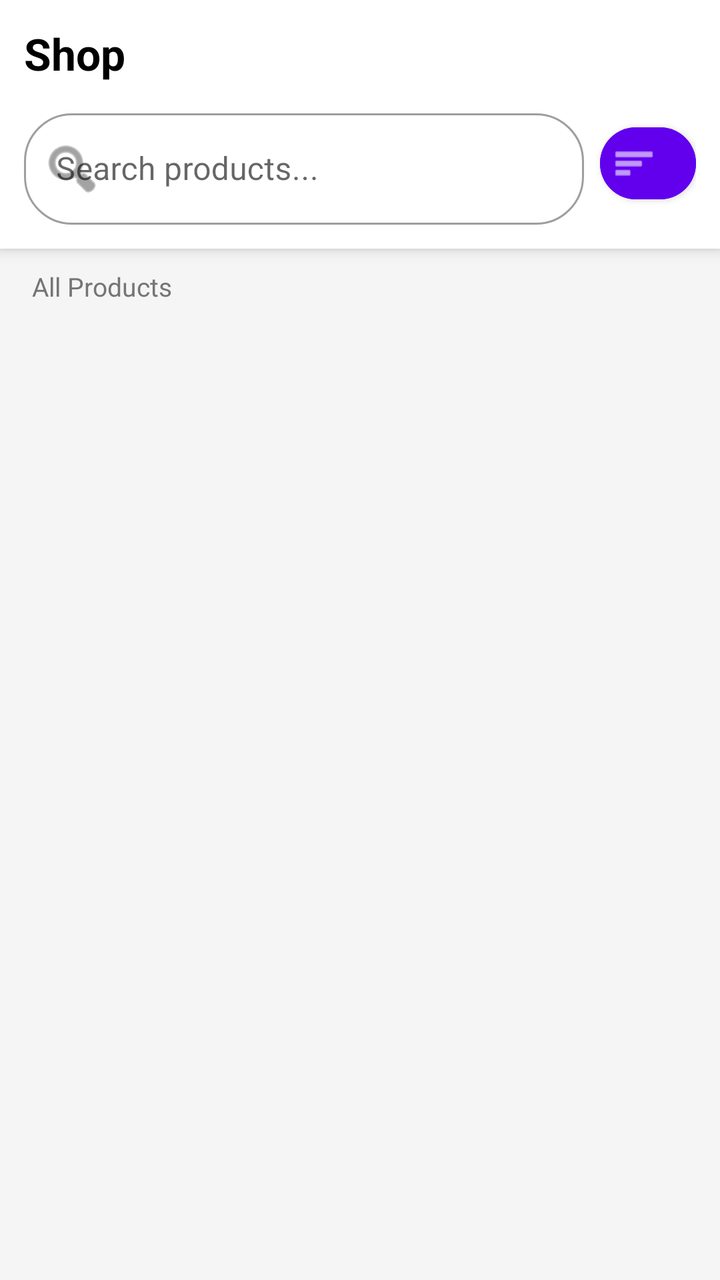
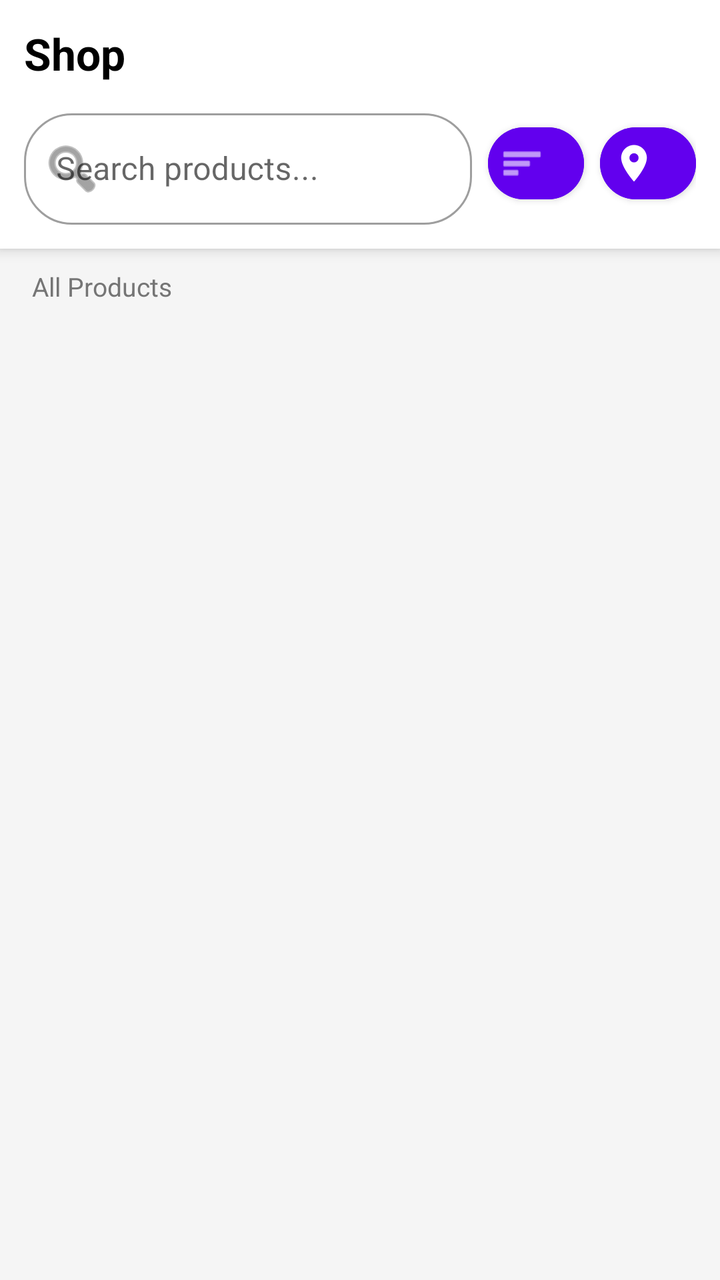

The first picture is an Android layout as it rendered before a commit; the second is the same layout after the commit. The layout source and the unified diff follow.
<!-- AndroidManifest.xml: application theme Theme.SaleApp -->
<!-- res/layout/fragment_home.xml -->
<?xml version="1.0" encoding="utf-8"?>
<LinearLayout xmlns:android="http://schemas.android.com/apk/res/android"
    xmlns:app="http://schemas.android.com/apk/res-auto"
    android:layout_width="match_parent"
    android:layout_height="match_parent"
    android:orientation="vertical"
    android:background="@color/gray_100">

    
    <LinearLayout
        android:layout_width="match_parent"
        android:layout_height="wrap_content"
        android:orientation="vertical"
        android:background="@color/white"
        android:elevation="4dp"
        android:padding="12dp">

        
        <TextView
            android:layout_width="match_parent"
            android:layout_height="wrap_content"
            android:text="Shop"
            android:textSize="22sp"
            android:textStyle="bold"
            android:textColor="@color/black"
            android:layout_marginBottom="10dp" />

        
        <LinearLayout
            android:layout_width="match_parent"
            android:layout_height="wrap_content"
            android:orientation="horizontal"
            android:gravity="center_vertical">

            
            <com.google.android.material.textfield.TextInputLayout
                android:id="@+id/til_search"
                android:layout_width="0dp"
                android:layout_height="wrap_content"
                android:layout_weight="1"
                style="@style/Widget.MaterialComponents.TextInputLayout.OutlinedBox"
                app:startIconDrawable="@android:drawable/ic_menu_search"
                app:boxCornerRadiusTopStart="24dp"
                app:boxCornerRadiusTopEnd="24dp"
                app:boxCornerRadiusBottomStart="24dp"
                app:boxCornerRadiusBottomEnd="24dp"
                android:hint="Search products...">

                <com.google.android.material.textfield.TextInputEditText
                    android:id="@+id/et_search"
                    android:layout_width="match_parent"
                    android:layout_height="wrap_content"
                    android:imeOptions="actionSearch"
                    android:inputType="text"
                    android:maxLines="1" />
            </com.google.android.material.textfield.TextInputLayout>

            
            <com.google.android.material.button.MaterialButton
                android:id="@+id/btn_filter"
                android:layout_width="48dp"
                android:layout_height="48dp"
                android:layout_marginStart="8dp"
                app:icon="@android:drawable/ic_menu_sort_by_size"
                app:iconSize="22dp"
                app:iconGravity="textStart"
                android:paddingStart="10dp"
                app:cornerRadius="24dp"
                android:backgroundTint="@color/purple_500"
                android:text="" />

        </LinearLayout>

        
        <HorizontalScrollView
            android:id="@+id/hsv_active_filters"
            android:layout_width="match_parent"
            android:layout_height="wrap_content"
            android:scrollbars="none"
            android:visibility="gone"
            android:layout_marginTop="8dp">

            <com.google.android.material.chip.ChipGroup
                android:id="@+id/chip_group_active_filters"
                android:layout_width="wrap_content"
                android:layout_height="wrap_content"
                app:chipSpacingHorizontal="6dp" />

        </HorizontalScrollView>

    </LinearLayout>

    
    <TextView
        android:id="@+id/tv_result_count"
        android:layout_width="match_parent"
        android:layout_height="wrap_content"
        android:text="All Products"
        android:textSize="13sp"
        android:textColor="@color/gray_600"
        android:paddingHorizontal="16dp"
        android:paddingTop="10dp"
        android:paddingBottom="4dp" />

    
    <ProgressBar
        android:id="@+id/progress_bar"
        android:layout_width="wrap_content"
        android:layout_height="wrap_content"
        android:layout_gravity="center"
        android:visibility="gone" />

    
    <LinearLayout
        android:id="@+id/layout_empty"
        android:layout_width="match_parent"
        android:layout_height="wrap_content"
        android:orientation="vertical"
        android:gravity="center"
        android:padding="32dp"
        android:visibility="gone">

        <TextView
            android:layout_width="wrap_content"
            android:layout_height="wrap_content"
            android:text="🔍"
            android:textSize="48sp" />

        <TextView
            android:layout_width="wrap_content"
            android:layout_height="wrap_content"
            android:text="No products found"
            android:textSize="16sp"
            android:textStyle="bold"
            android:textColor="@color/black"
            android:layout_marginTop="8dp" />

        <TextView
            android:layout_width="wrap_content"
            android:layout_height="wrap_content"
            android:text="Try adjusting your filters"
            android:textSize="13sp"
            android:textColor="@color/gray_600"
            android:layout_marginTop="4dp" />

    </LinearLayout>

    
    <androidx.recyclerview.widget.RecyclerView
        android:id="@+id/rv_products"
        android:layout_width="match_parent"
        android:layout_height="0dp"
        android:layout_weight="1"
        android:padding="8dp"
        android:clipToPadding="false" />

</LinearLayout>
<!-- resources referenced by this layout -->
<resources>
  <color name="black">#FF000000</color>
  <color name="gray_100">#FFF5F5F5</color>
  <color name="gray_600">#FF757575</color>
  <color name="purple_500">#FF6200EE</color>
  <color name="white">#FFFFFFFF</color>
  <style name="Theme.SaleApp" parent="Theme.MaterialComponents.DayNight.DarkActionBar">
          <item name="colorPrimary">@color/purple_500</item>
          <item name="colorPrimaryVariant">@color/purple_700</item>
          <item name="colorOnPrimary">@color/white</item>
          <item name="colorSecondary">@color/teal_200</item>
          <item name="colorSecondaryVariant">@color/teal_700</item>
          <item name="colorOnSecondary">@color/black</item>
          <item name="android:statusBarColor">?attr/colorPrimaryVariant</item>
          <item name="windowActionBar">false</item>
          <item name="windowNoTitle">true</item>
      </style>
  <color name="purple_700">#FF3700B3</color>
  <color name="teal_200">#FF03DAC5</color>
  <color name="teal_700">#FF018786</color>
</resources>

<!-- the commit's change to res/layout/fragment_home.xml (unified diff, before → after) -->
@@ -68,6 +68,21 @@
                 app:cornerRadius="24dp"
                 android:backgroundTint="@color/purple_500"
                 android:text="" />
+
+            
+            <com.google.android.material.button.MaterialButton
+                android:id="@+id/btn_store_locator"
+                android:layout_width="48dp"
+                android:layout_height="48dp"
+                android:layout_marginStart="8dp"
+                app:icon="@drawable/ic_location"
+                app:iconSize="22dp"
+                app:iconGravity="textStart"
+                android:paddingStart="10dp"
+                app:cornerRadius="24dp"
+                android:backgroundTint="@color/purple_500"
+                android:text=""
+                android:contentDescription="Store Locator" />
 
         </LinearLayout>
 
<!-- resource entries referenced after the edit -->
@@ -5,6 +5,17 @@
   <color name="gray_600">#FF757575</color>
   <color name="purple_500">#FF6200EE</color>
   <color name="white">#FFFFFFFF</color>
+  <!-- drawable ic_location (drawable) -->
+  <?xml version="1.0" encoding="utf-8"?>
+  <vector xmlns:android="http://schemas.android.com/apk/res/android"
+      android:width="24dp"
+      android:height="24dp"
+      android:viewportWidth="24"
+      android:viewportHeight="24">
+      <path
+          android:fillColor="#FF000000"
+          android:pathData="M12,2C8.13,2 5,5.13 5,9c0,5.25 7,13 7,13s7,-7.75 7,-13c0,-3.87 -3.13,-7 -7,-7zM12,11.5c-1.38,0 -2.5,-1.12 -2.5,-2.5s1.12,-2.5 2.5,-2.5 2.5,1.12 2.5,2.5 -1.12,2.5 -2.5,2.5z" />
+  </vector>
   <style name="Theme.SaleApp" parent="Theme.MaterialComponents.DayNight.DarkActionBar">
           <item name="colorPrimary">@color/purple_500</item>
           <item name="colorPrimaryVariant">@color/purple_700</item>
